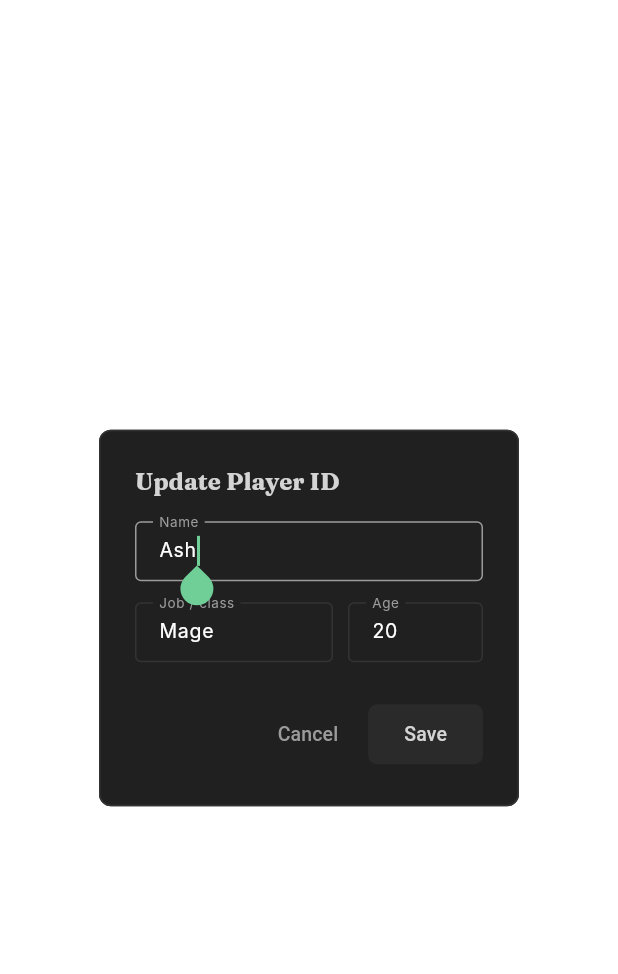
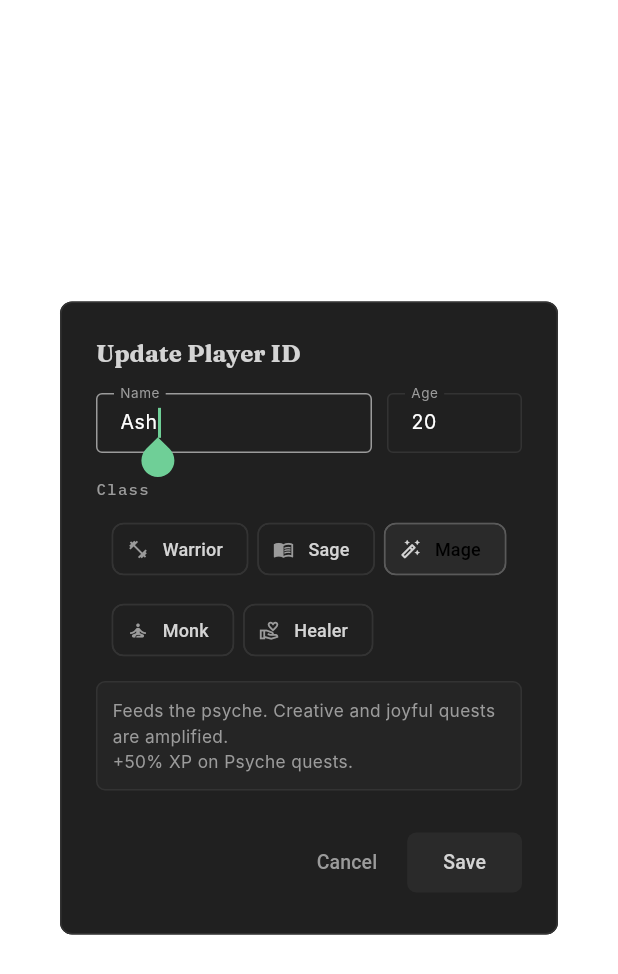
Before and after one commit to francis-p-n/taskAchiever, a Flutter app: the EditPlayerDialog widget shown alone on an empty page, opened directly, on a phone screen of 412 x 824 dp. Shown: the top 974 px of the screen. Run offline on Flutter 3.47's test engine with Material 3 defaults, Android fonts, the phone set to English and light mode, and no system bars; our stand-ins replace connectivity_plus, dio, fl_chart, flutter_riverpod, go_router, google_fonts and 4 more; missing offline and left inert: health; accounts and stored records are empty; generated files the repository leaves out were written again; network calls fail.

Commit message:
Classes with real mechanics: five PlayerClasses each favoring a life area with +50% XP on favored quests, class picker with perk explanation, bonus surfaced in completion snackbars and on Player ID / Status cards, symmetric undo

```diff
--- a/apps/flutter/lib/features/dashboard/presentation/dashboard_screen.dart
+++ b/apps/flutter/lib/features/dashboard/presentation/dashboard_screen.dart
@@ -696,9 +696,35 @@ class _RightColumn extends ConsumerWidget {
                 ],
               ),
               const SizedBox(height: 12),
-              _kv('Update Status', ''),
               _kv('Age', '${player.age}'),
-              _kv('Job', player.job),
+              Padding(
+                padding: const EdgeInsets.symmetric(vertical: 2),
+                child: Row(
+                  mainAxisAlignment: MainAxisAlignment.spaceBetween,
+                  children: [
+                    const Text('Class',
+                        style: TextStyle(
+                            fontSize: 12, color: NotionColors.textMuted)),
+                    Tooltip(
+                      message: player.playerClass.tagline,
+                      child: Row(
+                        children: [
+                          Icon(player.playerClass.icon,
+                              size: 13, color: NotionColors.purple),
+                          const SizedBox(width: 4),
+                          Text(
+                            player.playerClass.label,
+                            style: const TextStyle(
+                                fontSize: 12, fontWeight: FontWeight.w600),
+                          ),
+                        ],
+                      ),
+                    ),
+                  ],
+                ),
+              ),
+              _kv('Perk',
+                  '+50% ${player.playerClass.favoredArea.label} XP'),
               _kv('Level', '${player.level}'),
               const SizedBox(height: 8),
               Text(
--- a/apps/flutter/lib/features/player/domain/player.dart
+++ b/apps/flutter/lib/features/player/domain/player.dart
@@ -95,6 +95,90 @@ extension AreaX on Area {
 
 const maxEnergy = 10;
 
+/// Playable classes. A class is a specialization, not a costume: quests in
+/// the class's favored area earn bonus XP, so picking one shapes which side
+/// of life the game rewards hardest.
+enum PlayerClass { warrior, sage, mage, monk, healer }
+
+/// Favored-area quests earn base XP × this (rounded).
+const classXpMultiplier = 1.5;
+
+extension PlayerClassX on PlayerClass {
+  String get label {
+    switch (this) {
+      case PlayerClass.warrior:
+        return 'Warrior';
+      case PlayerClass.sage:
+        return 'Sage';
+      case PlayerClass.mage:
+        return 'Mage';
+      case PlayerClass.monk:
+        return 'Monk';
+      case PlayerClass.healer:
+        return 'Healer';
+    }
+  }
+
+  Area get favoredArea {
+    switch (this) {
+      case PlayerClass.warrior:
+        return Area.physical;
+      case PlayerClass.sage:
+        return Area.intel;
+      case PlayerClass.mage:
+        return Area.psyche;
+      case PlayerClass.monk:
+        return Area.spiritual;
+      case PlayerClass.healer:
+        return Area.care;
+    }
+  }
+
+  IconData get icon {
+    switch (this) {
+      case PlayerClass.warrior:
+        return Icons.fitness_center_outlined;
+      case PlayerClass.sage:
+        return Icons.menu_book_outlined;
+      case PlayerClass.mage:
+        return Icons.auto_fix_high_outlined;
+      case PlayerClass.monk:
+        return Icons.self_improvement_outlined;
+      case PlayerClass.healer:
+        return Icons.volunteer_activism_outlined;
+    }
+  }
+
+  String get tagline {
+    switch (this) {
+      case PlayerClass.warrior:
+        return 'Trains the body. Workouts and physical quests hit harder.';
+      case PlayerClass.sage:
+        return 'Sharpens the mind. Learning and deep work pay out more.';
+      case PlayerClass.mage:
+        return 'Feeds the psyche. Creative and joyful quests are amplified.';
+      case PlayerClass.monk:
+        return 'Stills the spirit. Meditation and reflection earn extra.';
+      case PlayerClass.healer:
+        return 'Tends to care. Self-care and looking after others rewards more.';
+    }
+  }
+
+  /// The class bonus: favored-area quests pay base × [classXpMultiplier].
+  int boostedXp(int baseXp, Area area) =>
+      area == favoredArea ? (baseXp * classXpMultiplier).round() : baseXp;
+
+  /// Parses the persisted job string; unknown/legacy values default to Mage
+  /// (the app's original default job).
+  static PlayerClass fromJob(String job) {
+    final normalized = job.trim().toLowerCase();
+    for (final playerClass in PlayerClass.values) {
+      if (playerClass.label.toLowerCase() == normalized) return playerClass;
+    }
+    return PlayerClass.mage;
+  }
+}
+
 class Player {
   final String name;
   final String job;
@@ -117,6 +201,9 @@ class Player {
     this.energies = const {},
     this.areas = const {},
   });
+
+  /// The class parsed from the persisted job string.
+  PlayerClass get playerClass => PlayerClassX.fromJob(job);
 
   /// XP required to advance from [level] to the next one.
   static int xpForLevel(int level) => 100 + (level - 1) * 50;
--- a/apps/flutter/lib/features/quests/application/quest_actions.dart
+++ b/apps/flutter/lib/features/quests/application/quest_actions.dart
@@ -6,14 +6,19 @@ import 'package:life_os/features/player/application/player_notifier.dart';
 import 'package:life_os/features/player/domain/player.dart';
 import 'package:life_os/features/quests/application/quests_notifier.dart';
 
-/// Completes [quest]: updates the quest list, awards XP, celebrates a
+/// Completes [quest]: updates the quest list, awards XP (with the class
+/// bonus when the quest is in the player's favored area), celebrates a
 /// level-up, and offers an Undo action on the confirmation snackbar.
 /// Shared by the Quests screen and the dashboard.
 void completeQuest(BuildContext context, WidgetRef ref, QuestEntry quest) {
   if (!ref.read(questsProvider.notifier).complete(quest)) return;
 
+  final playerClass = ref.read(playerProvider).playerClass;
+  final earned = playerClass.boostedXp(quest.xp, quest.area);
+  final bonus = earned - quest.xp;
+
   final result =
-      ref.read(playerProvider.notifier).gainXp(quest.xp, area: quest.area);
+      ref.read(playerProvider.notifier).gainXp(earned, area: quest.area);
 
   if (result.leveledUp) {
     showDialog(
@@ -24,7 +29,11 @@ void completeQuest(BuildContext context, WidgetRef ref, QuestEntry quest) {
     ScaffoldMessenger.of(context).showSnackBar(
       SnackBar(
         content: Text(
-            '${quest.title} complete  +${result.xpGained} XP  •  ${quest.area.label}'),
+          bonus > 0
+              ? '${quest.title} complete  +$earned XP '
+                  '(${playerClass.label} bonus +$bonus)  •  ${quest.area.label}'
+              : '${quest.title} complete  +$earned XP  •  ${quest.area.label}',
+        ),
         action: SnackBarAction(
           label: 'Undo',
           onPressed: () => undoQuest(context, ref, quest),
@@ -34,14 +43,18 @@ void completeQuest(BuildContext context, WidgetRef ref, QuestEntry quest) {
   }
 }
 
-/// Reverts a completion: restores the quest and takes back the XP.
+/// Reverts a completion: restores the quest and takes back exactly what the
+/// completion awarded (bonus included — same formula, so it's symmetric as
+/// long as the class hasn't changed in between).
 void undoQuest(BuildContext context, WidgetRef ref, QuestEntry quest) {
   if (!ref.read(questsProvider.notifier).uncomplete(quest)) return;
 
-  ref.read(playerProvider.notifier).revertXp(quest.xp, area: quest.area);
+  final playerClass = ref.read(playerProvider).playerClass;
+  final earned = playerClass.boostedXp(quest.xp, quest.area);
+  ref.read(playerProvider.notifier).revertXp(earned, area: quest.area);
   ScaffoldMessenger.of(context).hideCurrentSnackBar();
   ScaffoldMessenger.of(context).showSnackBar(
-    SnackBar(content: Text('${quest.title} restored  −${quest.xp} XP')),
+    SnackBar(content: Text('${quest.title} restored  −$earned XP')),
   );
 }
 
--- a/apps/flutter/lib/features/settings/presentation/edit_player_dialog.dart
+++ b/apps/flutter/lib/features/settings/presentation/edit_player_dialog.dart
@@ -3,8 +3,9 @@ import 'package:flutter/services.dart';
 import 'package:flutter_riverpod/flutter_riverpod.dart';
 import 'package:life_os/core/theme.dart';
 import 'package:life_os/features/player/application/player_notifier.dart';
+import 'package:life_os/features/player/domain/player.dart';
 
-/// Edits the Player ID card (name / job / age). Applies the change itself,
+/// Edits the Player ID card (name / class / age). Applies the change itself,
 /// so call sites just `showDialog(builder: (_) => const EditPlayerDialog())`.
 class EditPlayerDialog extends ConsumerStatefulWidget {
   const EditPlayerDialog({super.key});
@@ -15,22 +16,21 @@ class EditPlayerDialog extends ConsumerStatefulWidget {
 
 class _EditPlayerDialogState extends ConsumerState<EditPlayerDialog> {
   late final TextEditingController _name;
-  late final TextEditingController _job;
   late final TextEditingController _age;
+  late PlayerClass _playerClass;
 
   @override
   void initState() {
     super.initState();
     final player = ref.read(playerProvider);
     _name = TextEditingController(text: player.name);
-    _job = TextEditingController(text: player.job);
     _age = TextEditingController(text: '${player.age}');
+    _playerClass = player.playerClass;
   }
 
   @override
   void dispose() {
     _name.dispose();
-    _job.dispose();
     _age.dispose();
     super.dispose();
   }
@@ -40,7 +40,7 @@ class _EditPlayerDialogState extends ConsumerState<EditPlayerDialog> {
     if (name.isEmpty) return;
     ref.read(playerProvider.notifier).updateProfile(
           name: name,
-          job: _job.text.trim().isEmpty ? null : _job.text.trim(),
+          job: _playerClass.label,
           age: int.tryParse(_age.text.trim()),
         );
     // Grab the messenger before popping — looking it up from this context
@@ -79,20 +79,14 @@ class _EditPlayerDialogState extends ConsumerState<EditPlayerDialog> {
         child: Column(
           mainAxisSize: MainAxisSize.min,
           children: [
-            TextField(
-              controller: _name,
-              autofocus: true,
-              style: const TextStyle(fontSize: 13),
-              decoration: _decoration('Name'),
-            ),
-            const SizedBox(height: 14),
             Row(
               children: [
                 Expanded(
                   child: TextField(
-                    controller: _job,
+                    controller: _name,
+                    autofocus: true,
                     style: const TextStyle(fontSize: 13),
-                    decoration: _decoration('Job / class'),
+                    decoration: _decoration('Name'),
                   ),
                 ),
                 const SizedBox(width: 10),
@@ -107,6 +101,61 @@ class _EditPlayerDialogState extends ConsumerState<EditPlayerDialog> {
                   ),
                 ),
               ],
+            ),
+            const SizedBox(height: 16),
+            Align(
+              alignment: Alignment.centerLeft,
+              child: Text('Class',
+                  style: NotionType.mono(size: 10.5, letterSpacing: 0.8)),
+            ),
+            const SizedBox(height: 8),
+            Wrap(
+              spacing: 6,
+              runSpacing: 6,
+              children: [
+                for (final playerClass in PlayerClass.values)
+                  ChoiceChip(
+                    selected: _playerClass == playerClass,
+                    onSelected: (_) =>
+                        setState(() => _playerClass = playerClass),
+                    avatar: Icon(
+                      playerClass.icon,
+                      size: 14,
+                      color: _playerClass == playerClass
+                          ? NotionColors.textPrimary
+                          : NotionColors.textMuted,
+                    ),
+                    label: Text(playerClass.label,
+                        style: const TextStyle(fontSize: 12)),
+                    selectedColor: NotionColors.surfaceHover,
+                    backgroundColor: NotionColors.surface,
+                    side: BorderSide(
+                      color: _playerClass == playerClass
+                          ? const Color(0xFF5A5A5A)
+                          : NotionColors.border,
+                    ),
+                    showCheckmark: false,
+                  ),
+              ],
+            ),
+            const SizedBox(height: 10),
+            // The class is a real choice, so say what it does.
+            Container(
+              width: double.infinity,
+              padding: const EdgeInsets.all(10),
+              decoration: BoxDecoration(
+                color: NotionColors.surfaceHover.withValues(alpha: 0.5),
+                borderRadius: BorderRadius.circular(6),
+                border: Border.all(color: NotionColors.border),
+              ),
+              child: Text(
+                '${_playerClass.tagline}\n'
+                '+50% XP on ${_playerClass.favoredArea.label} quests.',
+                style: const TextStyle(
+                    fontSize: 11.5,
+                    height: 1.5,
+                    color: NotionColors.textMuted),
+              ),
             ),
           ],
         ),
--- a/apps/flutter/lib/features/status/presentation/status_screen.dart
+++ b/apps/flutter/lib/features/status/presentation/status_screen.dart
@@ -6,6 +6,7 @@ import 'package:life_os/core/network/api_client.dart';
 import 'package:life_os/core/theme.dart';
 import 'package:life_os/features/player/application/player_notifier.dart';
 import 'package:life_os/features/player/data/stats_repository.dart';
+import 'package:life_os/features/player/domain/player.dart';
 import 'package:life_os/shared/widgets/metric_callout.dart';
 import 'package:life_os/shared/widgets/notion_card.dart';
 
@@ -94,7 +95,7 @@ class StatusScreen extends ConsumerWidget {
             child: Column(
               children: [
                 _row('Name', player.name),
-                _row('Job', player.job),
+                _row('Class', player.playerClass.label),
                 _row('Level', '${player.level}'),
                 _row('XP (this level)', '${player.xp} / ${player.xpToNext}'),
                 _row('Total XP (local)', '${player.totalXp}'),
```
Also changed, not shown: 1 other file.
